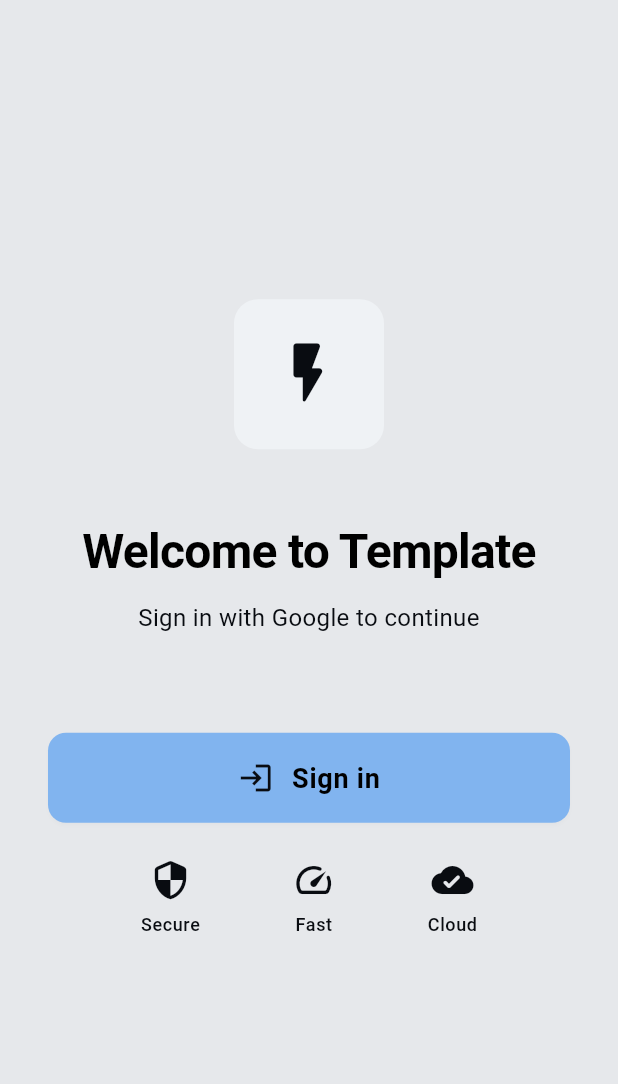
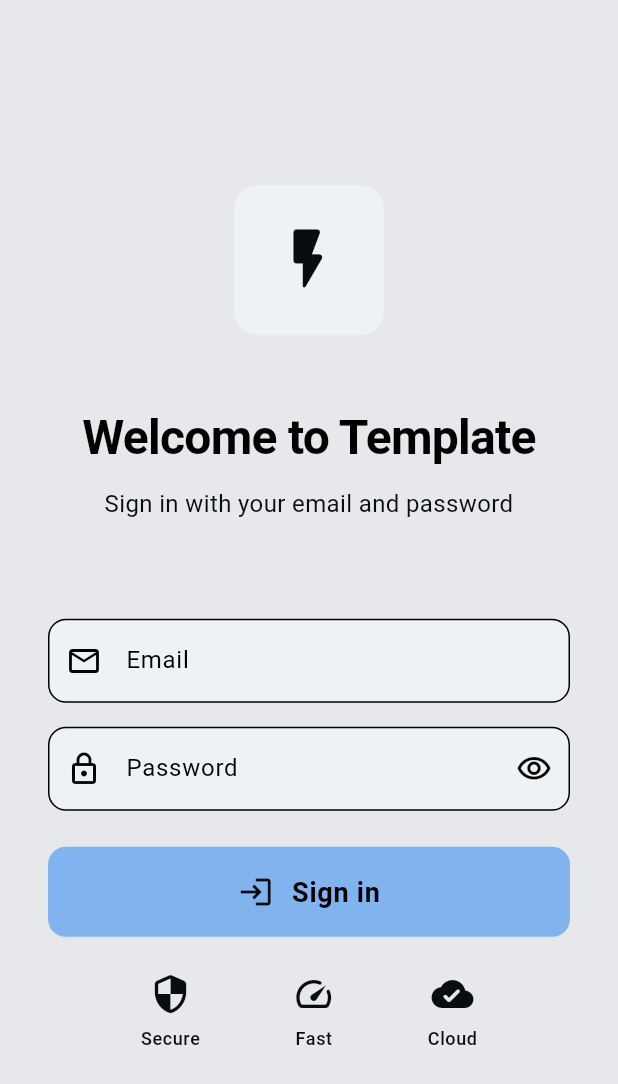
Before and after one commit to palmerovicdev/template, a Flutter app: the screen it shows after launch, on a phone screen of 412 x 824 dp. Shown: the top 1084 px of the screen. Run offline on Flutter 3.47's test engine with Material 3 defaults, Android fonts, the phone set to English and light mode, and no system bars; our stand-ins replace connectivity_plus, dartz, dio, equatable, flutter_bloc, flutter_secure_storage and 5 more; missing offline and left inert: slang; generated files the repository leaves out were written again; project files that could hold a hidden picture were left out.

Commit message:
feat: add email/password validation and sign-in handling

```diff
--- a/lib/features/auth/data/repository/auth_repository_impl.dart
+++ b/lib/features/auth/data/repository/auth_repository_impl.dart
@@ -9,11 +9,21 @@ class AuthRepositoryImpl implements AuthRepository {
   AuthRepositoryImpl();
 
   @override
-  Future<Either<ErrorState, UserEntity>> signIn() async {
+  Future<Either<ErrorState, UserEntity>> signIn({
+    required String email,
+    required String password,
+  }) async {
     try {
+      // TODO: Implementar autenticación real con email y password
+      // Por ahora, simulamos un login exitoso
       final user = await Future.delayed(
         const Duration(milliseconds: 300),
-        () => const UserEntity(id: '123', email: 'test@example.com', displayName: 'Test User', avatarUrl: 'https://example.com/avatar.jpg'),
+        () => UserEntity(
+          id: '123',
+          email: email,
+          displayName: 'Test User',
+          avatarUrl: 'https://example.com/avatar.jpg',
+        ),
       );
       return Right(user);
     } on Exception catch (e, _) {
--- a/lib/features/auth/domain/repository/auth_repository.dart
+++ b/lib/features/auth/domain/repository/auth_repository.dart
@@ -3,7 +3,10 @@ import 'package:template/core/error/error_handler.dart';
 import 'package:template/features/auth/domain/entity/user_entity.dart';
 
 abstract class AuthRepository {
-  Future<Either<ErrorState, UserEntity>> signIn();
+  Future<Either<ErrorState, UserEntity>> signIn({
+    required String email,
+    required String password,
+  });
 
   Future<Either<ErrorState, UserEntity?>> getCurrentUser();
 
--- a/lib/features/auth/presentation/auth_page.dart
+++ b/lib/features/auth/presentation/auth_page.dart
@@ -6,8 +6,36 @@ import 'package:template/features/auth/presentation/bloc/auth_event.dart';
 import 'package:template/features/auth/presentation/bloc/auth_state.dart';
 import 'package:template/i18n/strings.g.dart';
 
-class AuthPage extends StatelessWidget {
+class AuthPage extends StatefulWidget {
   const AuthPage({super.key});
+
+  @override
+  State<AuthPage> createState() => _AuthPageState();
+}
+
+class _AuthPageState extends State<AuthPage> {
+  final _formKey = GlobalKey<FormState>();
+  final _emailController = TextEditingController();
+  final _passwordController = TextEditingController();
+  bool _obscurePassword = true;
+
+  @override
+  void dispose() {
+    _emailController.dispose();
+    _passwordController.dispose();
+    super.dispose();
+  }
+
+  void _handleSignIn() {
+    if (_formKey.currentState!.validate()) {
+      context.read<AuthBloc>().add(
+            SignInEvent(
+              email: _emailController.text.trim(),
+              password: _passwordController.text,
+            ),
+          );
+    }
+  }
 
   @override
   Widget build(BuildContext context) {
@@ -87,13 +115,81 @@ class AuthPage extends StatelessWidget {
                     ),
                     const SizedBox(height: 64),
 
+                    Form(
+                      key: _formKey,
+                      child: Column(
+                        children: [
+                          // Email Field
+                          TextFormField(
+                            controller: _emailController,
+                            keyboardType: TextInputType.emailAddress,
+                            textInputAction: TextInputAction.next,
+                            decoration: InputDecoration(
+                              hintText: t.email_hint,
+                              prefixIcon: const Icon(Icons.email_outlined),
+                              border: OutlineInputBorder(
+                                borderRadius: BorderRadius.circular(12),
+                              ),
+                              filled: true,
+                              fillColor: colorScheme.surface,
+                            ),
+                            validator: (value) {
+                              if (value == null || value.isEmpty) {
+                                return t.email_required;
+                              }
+                              if (!RegExp(r'^[\w-\.]+@([\w-]+\.)+[\w-]{2,4}$').hasMatch(value)) {
+                                return t.email_invalid;
+                              }
+                              return null;
+                            },
+                          ),
+                          const SizedBox(height: 16),
+
+                          // Password Field
+                          TextFormField(
+                            controller: _passwordController,
+                            obscureText: _obscurePassword,
+                            textInputAction: TextInputAction.done,
+                            onFieldSubmitted: (_) => _handleSignIn(),
+                            decoration: InputDecoration(
+                              hintText: t.password_hint,
+                              prefixIcon: const Icon(Icons.lock_outlined),
+                              suffixIcon: IconButton(
+                                icon: Icon(
+                                  _obscurePassword
+                                      ? Icons.visibility_outlined
+                                      : Icons.visibility_off_outlined,
+                                ),
+                                onPressed: () {
+                                  setState(() {
+                                    _obscurePassword = !_obscurePassword;
+                                  });
+                                },
+                              ),
+                              border: OutlineInputBorder(
+                                borderRadius: BorderRadius.circular(12),
+                              ),
+                              filled: true,
+                              fillColor: colorScheme.surface,
+                            ),
+                            validator: (value) {
+                              if (value == null || value.isEmpty) {
+                                return t.password_required;
+                              }
+                              if (value.length < 6) {
+                                return t.password_too_short;
+                              }
+                              return null;
+                            },
+                          ),
+                          const SizedBox(height: 24),
+
+                          // Sign In Button
                           SizedBox(
                             width: double.infinity,
                             height: 60,
                             child: ElevatedButton(
-                        onPressed: () {
-                          context.read<AuthBloc>().add(SignInEvent());
-                        },
+                              onPressed: _handleSignIn,
                               child: Row(
                                 mainAxisAlignment: .center,
                                 children: [
@@ -109,6 +205,9 @@ class AuthPage extends StatelessWidget {
                                   ),
                                 ],
                               ),
+                            ),
+                          ),
+                        ],
                       ),
                     ),
 
--- a/lib/features/auth/presentation/bloc/auth_bloc.dart
+++ b/lib/features/auth/presentation/bloc/auth_bloc.dart
@@ -21,7 +21,10 @@ class AuthBloc extends Bloc<AuthEvent, AuthState> {
   ) async {
     emit(state.copyWith(status: AuthStatus.loading, errorMessage: null));
 
-    final result = await authRepository.signIn();
+    final result = await authRepository.signIn(
+      email: event.email,
+      password: event.password,
+    );
     result.fold(
       (failure) => emit(state.copyWith(status: AuthStatus.failure, errorMessage: failure.errorMessage)),
       (user) => emit(state.copyWith(status: AuthStatus.authenticated, user: user)),
--- a/lib/features/auth/presentation/bloc/auth_event.dart
+++ b/lib/features/auth/presentation/bloc/auth_event.dart
@@ -1,6 +1,14 @@
 abstract class AuthEvent {}
 
-class SignInEvent extends AuthEvent {}
+class SignInEvent extends AuthEvent {
+  final String email;
+  final String password;
+
+  SignInEvent({
+    required this.email,
+    required this.password,
+  });
+}
 
 class GetCurrentUserEvent extends AuthEvent {}
 
--- a/lib/i18n/en.i18n.json
+++ b/lib/i18n/en.i18n.json
@@ -1,9 +1,15 @@
 {
   "error_message": "An error occurred",
   "auth_title": "Welcome to Template",
-  "auth_subtitle": "Sign in with Google to continue",
+  "auth_subtitle": "Sign in with your email and password",
   "sign_in": "Sign in",
   "auth_success": "You have successfully signed in",
+  "email_hint": "Email",
+  "email_required": "Please enter your email",
+  "email_invalid": "Please enter a valid email",
+  "password_hint": "Password",
+  "password_required": "Please enter your password",
+  "password_too_short": "Password must be at least 6 characters",
   "ok": "OK",
   "no_internet_connection": "No internet connection",
   "please_check_your_internet_connection_and_try_again": "Please check your internet connection and try again",
--- a/lib/i18n/es.i18n.json
+++ b/lib/i18n/es.i18n.json
@@ -1,9 +1,15 @@
 {
   "error_message": "Ocurrió un error",
   "auth_title": "Bienvenido a Template",
-  "auth_subtitle": "Inicia sesión con Google para continuar",
+  "auth_subtitle": "Inicia sesión con tu email y contraseña",
   "sign_in": "Iniciar sesión",
   "auth_success": "Has iniciado sesión con éxito",
+  "email_hint": "Email",
+  "email_required": "Por favor, ingresa tu email",
+  "email_invalid": "Por favor, ingresa un email válido",
+  "password_hint": "Contraseña",
+  "password_required": "Por favor, ingresa tu contraseña",
+  "password_too_short": "La contraseña debe tener al menos 6 caracteres",
   "ok": "OK",
   "no_internet_connection": "Sin conexión a internet",
   "please_check_your_internet_connection_and_try_again": "Por favor, verifica tu conexión a internet e intenta de nuevo",
```
Also changed, not shown: lib/i18n/strings.g.dart, lib/i18n/strings_en.g.dart, lib/i18n/strings_es.g.dart. Lines whose indentation alone changed are shown as unchanged.
